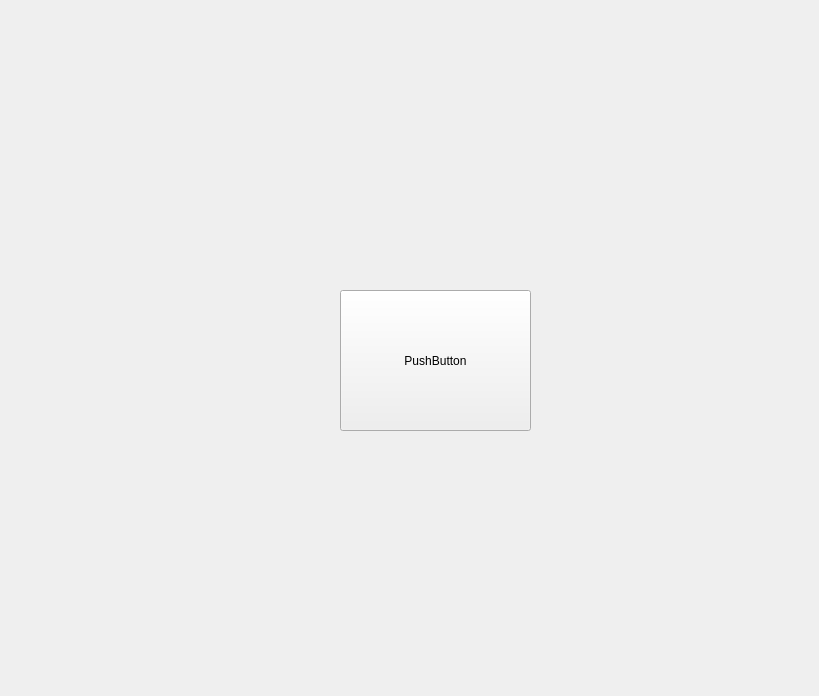
Old version of the form ui files/awsomeSlider.ui in the repository applekey/wizard.
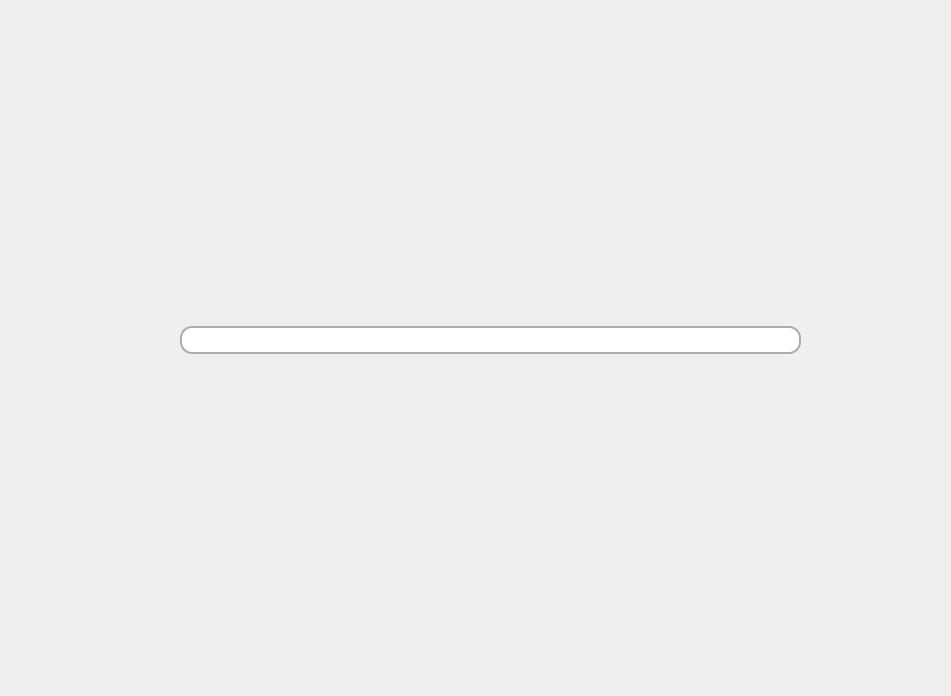
New version of the form. Icons and pictures are not drawn.

The edit to the form file:
```diff
--- a/ui files/awsomeSlider.ui
+++ b/ui files/awsomeSlider.ui
@@ -6,37 +6,41 @@
    <rect>
     <x>0</x>
     <y>0</y>
-    <width>819</width>
+    <width>951</width>
     <height>696</height>
    </rect>
   </property>
   <property name="windowTitle">
    <string>Form</string>
   </property>
-  <widget class="QWidget" name="widget" native="true">
+  <widget class="QSlider" name="horizontalSlider">
    <property name="geometry">
     <rect>
-     <x>170</x>
-     <y>270</y>
-     <width>501</width>
-     <height>171</height>
+     <x>180</x>
+     <y>240</y>
+     <width>621</width>
+     <height>201</height>
     </rect>
    </property>
-   <widget class="QPushButton" name="pushButton">
-    <property name="geometry">
-     <rect>
-      <x>170</x>
-      <y>20</y>
-      <width>191</width>
-      <height>141</height>
-     </rect>
-    </property>
-    <property name="text">
-     <string>PushButton</string>
-    </property>
-   </widget>
-   <zorder>pushButton</zorder>
-   <zorder>pushButton</zorder>
+   <property name="styleSheet">
+    <string notr="true">QSlider::groove:horizontal {
+border: 1.5px solid #A8ACAF;
+background: white;
+height: 24px;
+border-radius: 12px;
+}
+
+
+
+QSlider::handle:horizontal {
+image: url(abc.svg);
+}
+
+</string>
+   </property>
+   <property name="orientation">
+    <enum>Qt::Horizontal</enum>
+   </property>
   </widget>
  </widget>
  <resources/>
```
